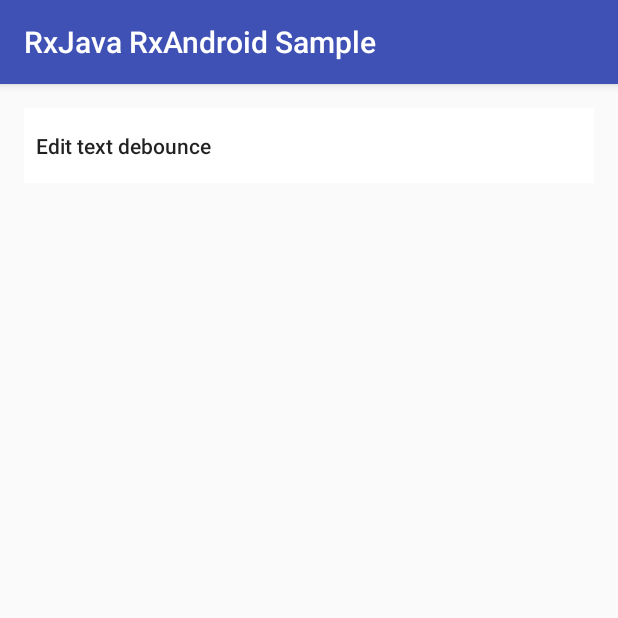
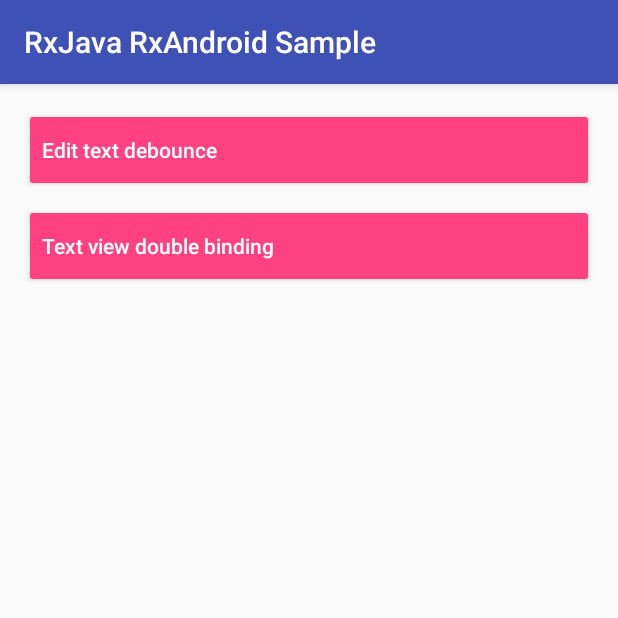
Before and after one commit to husaynhakeem/RxJava-RxAndroid-Sample, an Android app: the screen it shows after launch (MainActivity), on a phone screen of 412 x 824 dp, the top half of it. Run offline under Robolectric (Android 15) with nearby library versions, the phone set to English and light mode, and no system bars; our stand-ins replace ButterKnife.

Commit message:
Text view double binding - Done

```diff
--- a/app/src/main/res/layout/fragment_main.xml
+++ b/app/src/main/res/layout/fragment_main.xml
@@ -11,13 +11,13 @@
 
         <Button
             android:id="@+id/btn_edit_text_debounce"
-            android:layout_width="match_parent"
-            android:layout_height="@dimen/button_height"
-            android:background="@android:color/white"
-            android:gravity="start|center_vertical"
-            android:padding="@dimen/space_small"
-            android:text="Edit text debounce"
-            android:textAllCaps="false" />
+            style="@style/ChapterButtonStyle"
+            android:text="@string/edit_text_debounce_title" />
+
+        <Button
+            android:id="@+id/btn_text_view_double_binding"
+            style="@style/ChapterButtonStyle"
+            android:text="@string/text_view_double_binding_title" />
 
     </LinearLayout>
 
--- a/app/src/main/res/values/strings.xml
+++ b/app/src/main/res/values/strings.xml
@@ -1,5 +1,14 @@
 <resources>
     <string name="app_name">RxJava RxAndroid Sample</string>
+
+    <!--Edit text Debounce-->
+    <string name="edit_text_debounce_title">Edit text debounce</string>
     <string name="debounce_et_hint">Search query</string>
     <string name="debounce_btn_clear_list">Clear list</string>
+
+    <!--Text view double binding-->
+    <string name="text_view_double_binding_title">Text view double binding</string>
+    <string name="double_binding_a">Value of \'a\'</string>
+    <string name="double_binding_b">Value of \'b\'</string>
+    <string name="double_binding_division_on_zero">Infinity.. If it exists..</string>
 </resources>
--- a/app/src/main/res/values/styles.xml
+++ b/app/src/main/res/values/styles.xml
@@ -8,4 +8,15 @@
         <item name="colorAccent">@color/colorAccent</item>
     </style>
 
+
+    <style name="ChapterButtonStyle" parent="@style/Widget.AppCompat.Button.Colored">
+        <item name="android:layout_width">match_parent</item>
+        <item name="android:layout_height">56dp</item>
+        <item name="android:layout_marginBottom">@dimen/space_small</item>
+        <item name="android:gravity">start|center_vertical</item>
+        <item name="android:textAllCaps">false</item>
+        <item name="android:textAppearance">@style/TextAppearance.AppCompat.Button</item>
+        <item name="android:textColor">@android:color/white</item>
+    </style>
+
 </resources>
```
Also changed, not shown: app/src/main/java/husaynhakeem/io/rxjava_rxandroid_sample/MainFragment.java (+7 -0 lines), app/src/main/java/husaynhakeem/io/rxjava_rxandroid_sample/fragments/DemoEditTextDebounce.java (+12 -6 lines), app/src/main/java/husaynhakeem/io/rxjava_rxandroid_sample/fragments/DemoTextViewDoubleBinding.java (added, +97 -0 lines), app/src/main/res/layout/demo_text_view_double_binding.xml (added, +39 -0 lines).
